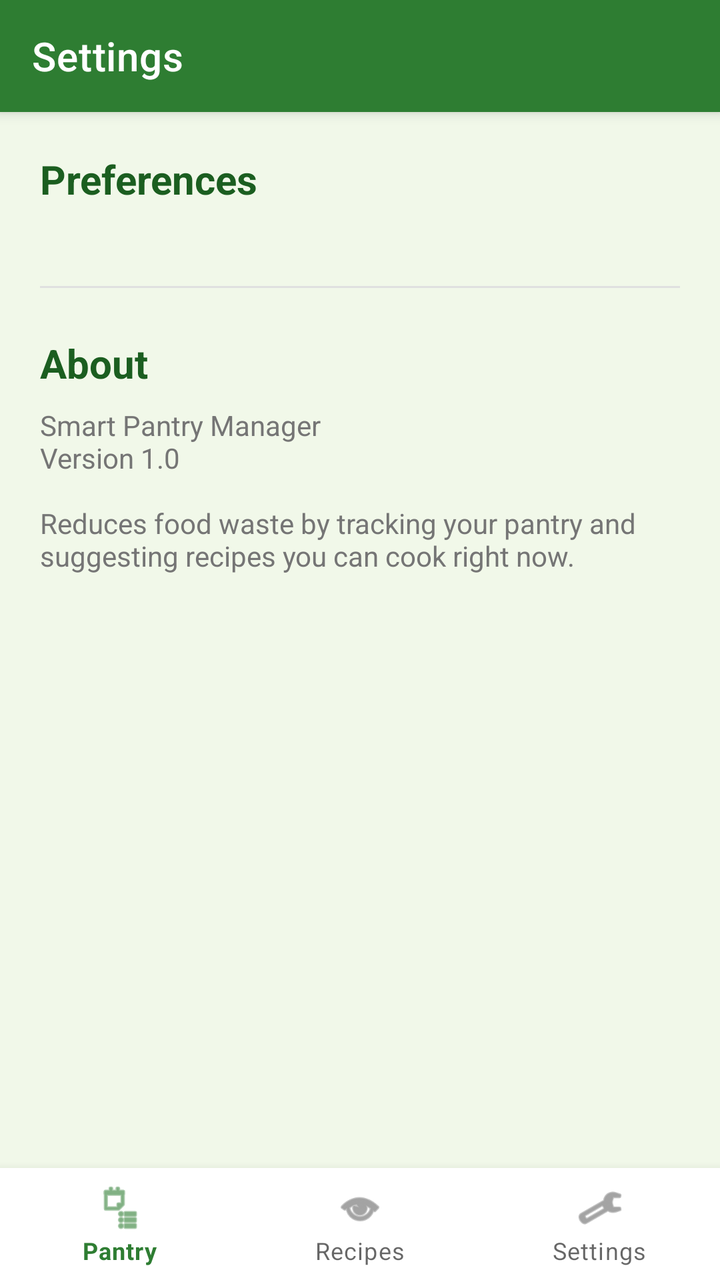
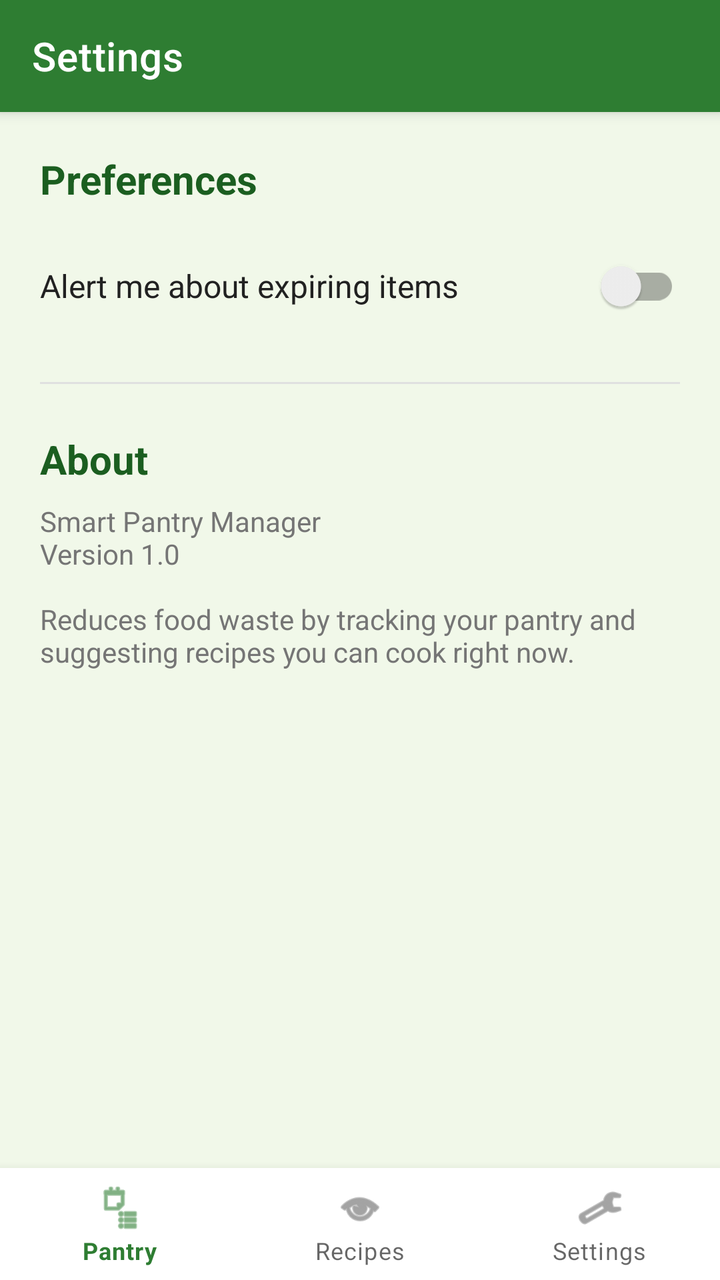

Screens rendered from an Android XML layout before and after an edit, with the pre-edit source and the edit as a unified diff.
<!-- AndroidManifest.xml: application theme Theme.SmartPantry -->
<!-- res/layout/activity_settings.xml -->
<?xml version="1.0" encoding="utf-8"?>
<androidx.coordinatorlayout.widget.CoordinatorLayout
    xmlns:android="http://schemas.android.com/apk/res/android"
    xmlns:app="http://schemas.android.com/apk/res-auto"
    android:layout_width="match_parent"
    android:layout_height="match_parent"
    android:background="@color/background">

    <com.google.android.material.appbar.AppBarLayout
        android:layout_width="match_parent"
        android:layout_height="wrap_content">

        <com.google.android.material.appbar.MaterialToolbar
            android:id="@+id/toolbar"
            android:layout_width="match_parent"
            android:layout_height="?attr/actionBarSize"
            android:background="@color/primary"
            app:title="Settings"
            app:titleTextColor="@color/text_on_primary" />
    </com.google.android.material.appbar.AppBarLayout>

    <ScrollView
        android:layout_width="match_parent"
        android:layout_height="match_parent"
        app:layout_behavior="@string/appbar_scrolling_view_behavior">

        <LinearLayout
            android:layout_width="match_parent"
            android:layout_height="wrap_content"
            android:orientation="vertical"
            android:padding="20dp">

            <TextView
                android:layout_width="wrap_content"
                android:layout_height="wrap_content"
                android:text="Preferences"
                android:textColor="@color/primary_dark"
                android:textSize="20sp"
                android:textStyle="bold" />

            <com.google.android.material.materialswitch.MaterialSwitch
                android:id="@+id/switchExpiringSoon"
                android:layout_width="match_parent"
                android:layout_height="wrap_content"
                android:layout_marginTop="16dp"
                android:text="Alert me about expiring items"
                android:textColor="@color/text_primary" />

            <View
                android:layout_width="match_parent"
                android:layout_height="1dp"
                android:layout_marginTop="24dp"
                android:background="@color/divider" />

            <TextView
                android:layout_width="wrap_content"
                android:layout_height="wrap_content"
                android:layout_marginTop="24dp"
                android:text="About"
                android:textColor="@color/primary_dark"
                android:textSize="20sp"
                android:textStyle="bold" />

            <TextView
                android:layout_width="match_parent"
                android:layout_height="wrap_content"
                android:layout_marginTop="8dp"
                android:text="Smart Pantry Manager\nVersion 1.0\n\nReduces food waste by tracking your pantry and suggesting recipes you can cook right now."
                android:textColor="@color/text_secondary"
                android:textSize="14sp" />

        </LinearLayout>
    </ScrollView>

    <com.google.android.material.bottomnavigation.BottomNavigationView
        android:id="@+id/bottomNav"
        android:layout_width="match_parent"
        android:layout_height="wrap_content"
        android:layout_gravity="bottom"
        android:background="@color/card_background"
        app:menu="@menu/bottom_nav_menu" />

</androidx.coordinatorlayout.widget.CoordinatorLayout>
<!-- resources referenced by this layout -->
<resources>
  <color name="background">#F1F8E9</color>
  <color name="card_background">#FFFFFF</color>
  <color name="divider">#E0E0E0</color>
  <color name="primary">#2E7D32</color>
  <color name="primary_dark">#1B5E20</color>
  <color name="text_on_primary">#FFFFFF</color>
  <color name="text_primary">#212121</color>
  <color name="text_secondary">#757575</color>
  <style name="Theme.SmartPantry" parent="Theme.MaterialComponents.DayNight.NoActionBar">
          <item name="colorPrimary">@color/primary</item>
          <item name="colorPrimaryVariant">@color/primary_dark</item>
          <item name="colorOnPrimary">@color/text_on_primary</item>
          <item name="colorSecondary">@color/accent</item>
          <item name="android:statusBarColor" tools:targetApi="l">@color/primary_dark</item>
          <item name="android:windowBackground">@color/background</item>
      </style>
  <color name="accent">#FFA000</color>
</resources>

<!-- the commit's change to res/layout/activity_settings.xml (unified diff, before → after) -->
@@ -38,13 +38,26 @@
                 android:textSize="20sp"
                 android:textStyle="bold" />
 
-            <com.google.android.material.materialswitch.MaterialSwitch
-                android:id="@+id/switchExpiringSoon"
+            <LinearLayout
                 android:layout_width="match_parent"
                 android:layout_height="wrap_content"
                 android:layout_marginTop="16dp"
-                android:text="Alert me about expiring items"
-                android:textColor="@color/text_primary" />
+                android:gravity="center_vertical"
+                android:orientation="horizontal">
+
+                <TextView
+                    android:layout_width="0dp"
+                    android:layout_height="wrap_content"
+                    android:layout_weight="1"
+                    android:text="Alert me about expiring items"
+                    android:textColor="@color/text_primary"
+                    android:textSize="16sp" />
+
+                <androidx.appcompat.widget.SwitchCompat
+                    android:id="@+id/switchExpiringSoon"
+                    android:layout_width="wrap_content"
+                    android:layout_height="wrap_content" />
+            </LinearLayout>
 
             <View
                 android:layout_width="match_parent"
